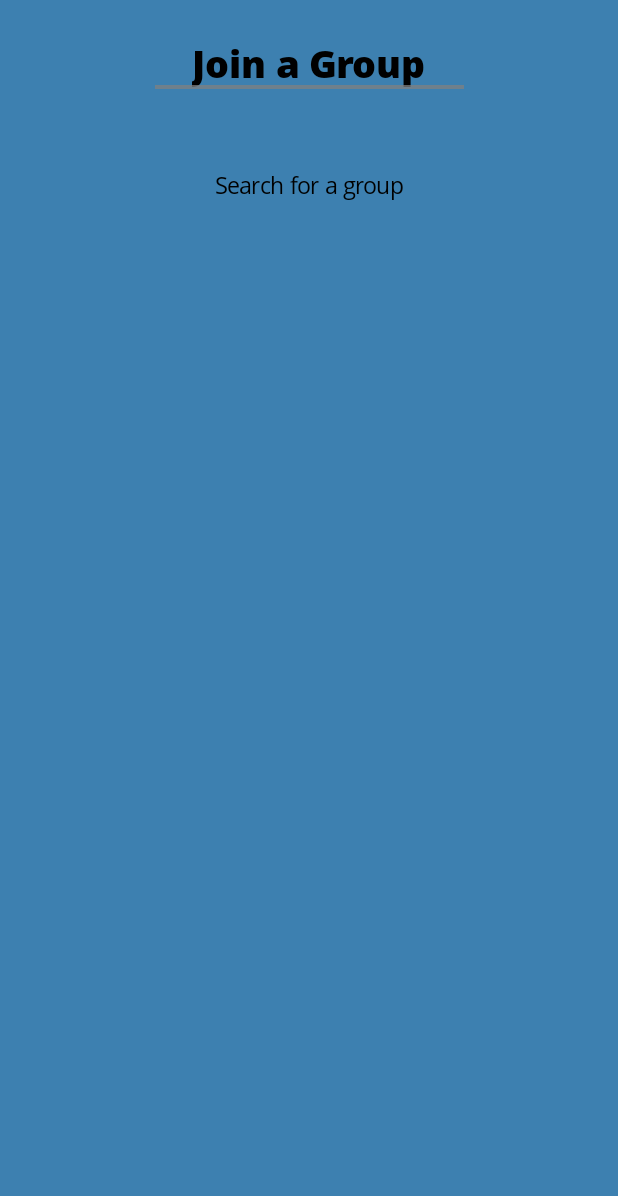
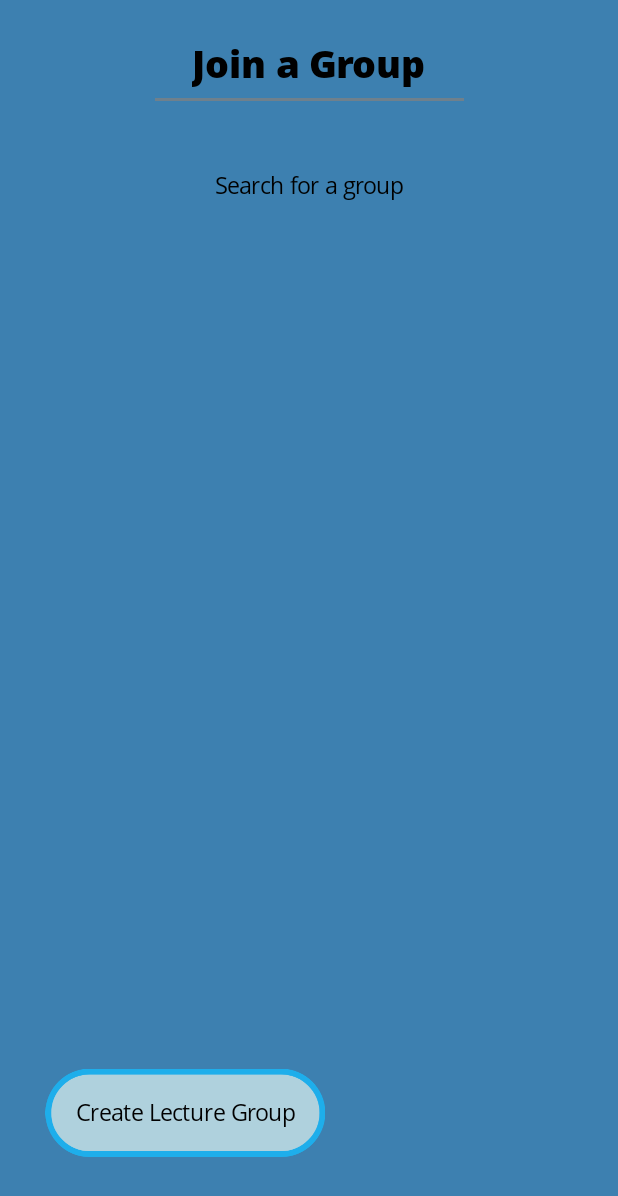
Before and after one commit to RahulChakravarthy/ClassLink, an Android app: the joinLectureGroupMenu screen opened directly, with no data from a screen before it, on a phone screen of 412 x 824 dp. Shown: the top 1196 px of the screen. Run offline under Robolectric (Android 15) with nearby library versions, the phone set to English and light mode, and no system bars.

Commit message:
Adding recycleView to joinLectureGroup

```diff
--- a/Source Code/ClassLink/app/src/main/java/app/classlink/joinLectureGroupMenu.java
+++ b/Source Code/ClassLink/app/src/main/java/app/classlink/joinLectureGroupMenu.java
@@ -1,6 +1,10 @@
 package app.classlink;
 
+import android.content.Intent;
 import android.os.Bundle;
+import android.support.v7.widget.LinearLayoutManager;
+import android.support.v7.widget.RecyclerView;
+import android.view.View;
 import android.widget.ImageView;
 import android.widget.RelativeLayout;
 
@@ -10,7 +14,9 @@
 
 public class joinLectureGroupMenu extends baseActivity implements activityParameters {
 
-    ImageView line;
+    private ImageView createLectureGroup, line;
+    private RecyclerView groupList;
+    private LinearLayoutManager groupLayout;
 
     @Override
     protected void onCreate(Bundle savedInstanceState) {
@@ -18,6 +24,9 @@
         setContentView(R.layout.activity_join_lecture_group_menu);
 
         layoutSetup();
+        groupListSetup();
+        createLectureGroupListener();
+
     }
 
     /**
@@ -29,15 +38,38 @@
         this.viewHelperClass = new viewHelperClass(this.activityLayout, getApplicationContext(), this.getWindowManager().getDefaultDisplay());
         this.activityLayout.setBackgroundResource(R.drawable.backgroundcolor);
 
-        /** Text based graphics */
+        // Text based graphics
         this.viewHelperClass.addText("Join a Group", "OpenSans-ExtraBold", "BLACK", 2, 25, 50, 5);
         this.viewHelperClass.addText("Search for a group", "OpenSans-Regular", "BLACK", 2, 15, 50, 15);
 
-        /** Graphic based Graphics*/
-        line = new ImageView(getApplicationContext());
-        this.viewHelperClass.addGraphics(line, R.drawable.line, 50, 7,0.5f, 1, false);
+        // Graphic based Graphics
+        this.line = new ImageView(getApplicationContext());
+        this.viewHelperClass.addGraphics(line, R.drawable.line, 50, 8,0.5f, 1, false);
 
-        //RecycleViewer
+        this.createLectureGroup = new ImageView(getApplicationContext());
+        this.viewHelperClass.addTextToButton(createLectureGroup, "Create Lecture Group", 15, "OpenSans-Regular", "BLACK", R.drawable.curvedbutton, 30f, 90f, 0.5f,0.5f);
 
     }
+
+    /**
+     * @Method : groupListSetup: Sets up the recycleView list with all related groups a user can join
+     */
+    private void groupListSetup() {
+        this.groupList = (RecyclerView) findViewById(R.id.groupList);
+        this.groupLayout = new LinearLayoutManager(this.viewHelperClass.getActivityContext());
+        groupList.setLayoutManager(this.groupLayout);
+
+    }
+
+    /**
+     * @Method createLectureGroupListener : Verifies if user is a teacher and lets them create a Lecture Group
+     */
+    private void createLectureGroupListener() {
+        createLectureGroup.setOnClickListener(new View.OnClickListener() {
+            @Override
+            public void onClick(View view) {
+                startActivity(new Intent(joinLectureGroupMenu.this, createLectureGroupMenu.class));
+            }
+        });
+    }
 }
--- a/Source Code/ClassLink/app/src/main/java/app/classlink/signUp.java
+++ b/Source Code/ClassLink/app/src/main/java/app/classlink/signUp.java
@@ -48,10 +48,10 @@
 public class signUp extends baseActivity implements activityParameters {
 
     /** The functionality of this UI is such that if you want to include another field, just append  to this list*/
-    private ArrayList<String> keys = new ArrayList<>(Arrays.asList("First Name:", "Last Name:", "Email:", "Username:", "Password:", "Confirm Password:", "Create a Security Question:", "Security Question Answer"));
+    private ArrayList<String> keys = new ArrayList<>(Arrays.asList("First Name:", "Last Name:", "Email:", "Phone Number:", "Username:", "Password:", "Confirm Password:", "Create a Security Question:", "Security Question Answer"));
     private HashMap<String, field> fields = new HashMap<>();
 
-    ImageView submit,line;
+    private ImageView submit,line;
 
     @Override
     protected void onCreate(Bundle savedInstanceState) {
--- a/Source Code/ClassLink/app/src/main/res/layout/activity_join_lecture_group_menu.xml
+++ b/Source Code/ClassLink/app/src/main/res/layout/activity_join_lecture_group_menu.xml
@@ -10,4 +10,10 @@
     android:paddingTop="@dimen/activity_vertical_margin"
     tools:context="app.classlink.joinLectureGroupMenu">
 
+    <android.support.v7.widget.RecyclerView
+        android:id="@+id/groupList"
+        android:layout_width="match_parent"
+        android:layout_height="match_parent"
+        android:scrollbars="vertical"/>
+
 </RelativeLayout>
--- a/Source Code/ClassLink/build.gradle
+++ b/Source Code/ClassLink/build.gradle
@@ -5,7 +5,7 @@
         jcenter()
     }
     dependencies {
-        classpath 'com.android.tools.build:gradle:2.2.3'
+        classpath 'com.android.tools.build:gradle:2.3.3'
 
         // NOTE: Do not place your application dependencies here; they belong
         // in the individual module build.gradle files
```
Also changed, not shown: Source Code/ClassLink/gradle/wrapper/gradle-wrapper.properties.
